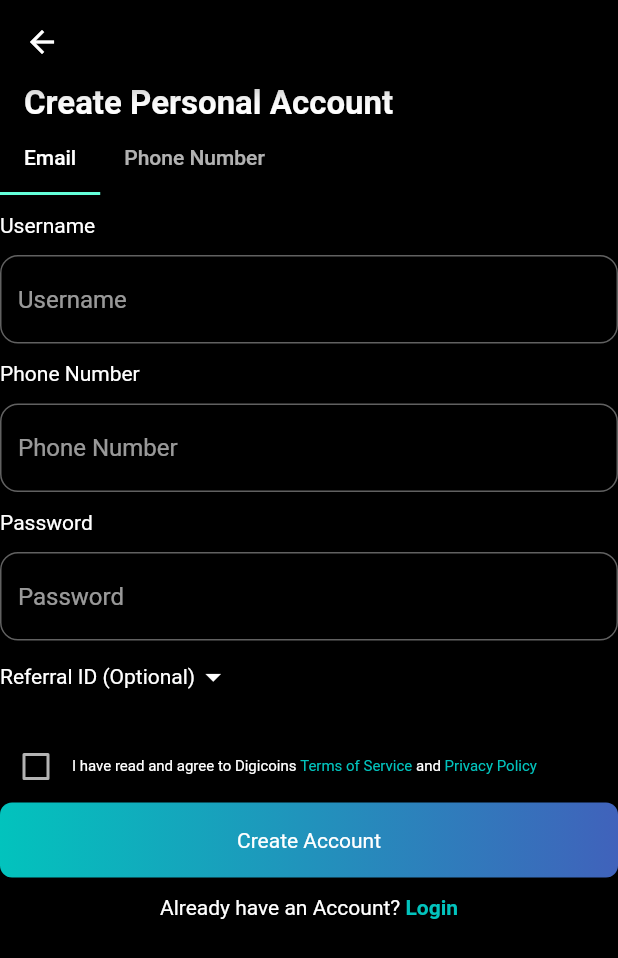
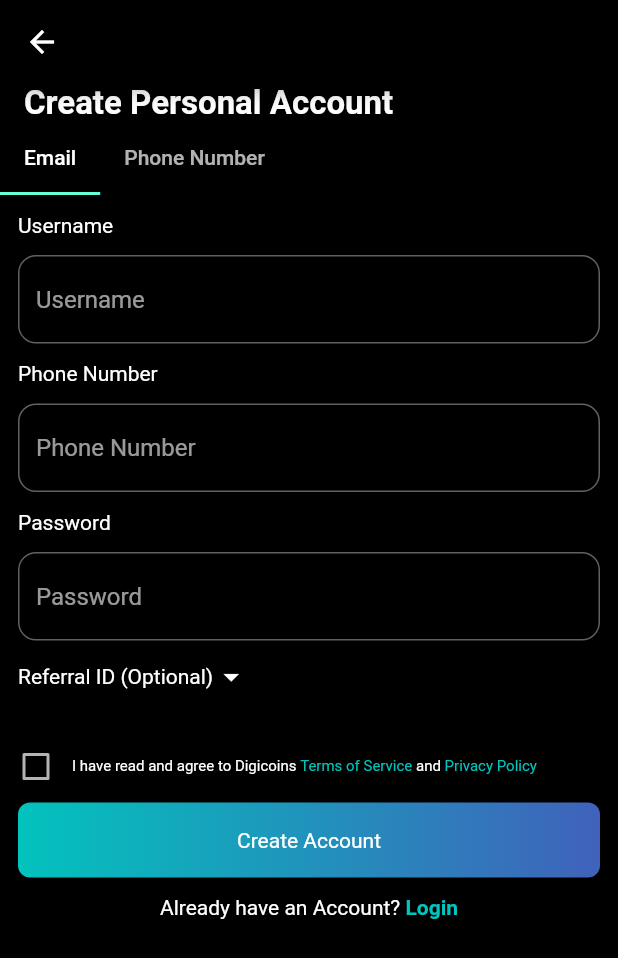
Before and after one commit to riswanda776/slicing-figma, a Flutter app: the screen it shows after launch, on a phone screen of 412 x 824 dp. Shown: the top 958 px of the screen. Run offline on Flutter 3.47's test engine with Material 2 defaults, Android fonts, the phone set to English and light mode, and no system bars.

Commit message:
first push

```diff
--- a/lib/app/features/auth/register_screen.dart
+++ b/lib/app/features/auth/register_screen.dart
@@ -47,7 +47,7 @@ class _RegisterScreenState extends State<RegisterScreen> {
                     height: 700,
                     child: TabBarView(children: [
                       _phoneView(),
-                      Text("data"),
+                      Center(child: Text("Page")),
                     ]),
                   ),
                 ],
@@ -76,11 +76,14 @@ class _RegisterScreenState extends State<RegisterScreen> {
           height: 12,
         ),
         SizedBox(
-          child: Row(
-            children: const [
-              Text("Referral ID (Optional)"),
-              Icon(Icons.arrow_drop_down)
-            ],
+          child: Padding(
+            padding: const EdgeInsets.symmetric(horizontal: 12),
+            child: Row(
+              children: const [
+                Text("Referral ID (Optional)"),
+                Icon(Icons.arrow_drop_down)
+              ],
+            ),
           ),
         ),
         const SizedBox(
@@ -141,6 +144,7 @@ class ButtonRegister extends StatelessWidget {
   @override
   Widget build(BuildContext context) {
     return Container(
+      margin: EdgeInsets.symmetric(horizontal: 12),
       height: 50,
       width: double.infinity,
       decoration: BoxDecoration(
@@ -162,7 +166,7 @@ class CustomTextField extends StatelessWidget {
   @override
   Widget build(BuildContext context) {
     return Padding(
-      padding: const EdgeInsets.only(top: 12),
+      padding: const EdgeInsets.only(top: 12, right: 12, left: 12),
       child: Column(
         crossAxisAlignment: CrossAxisAlignment.start,
         children: [
```
